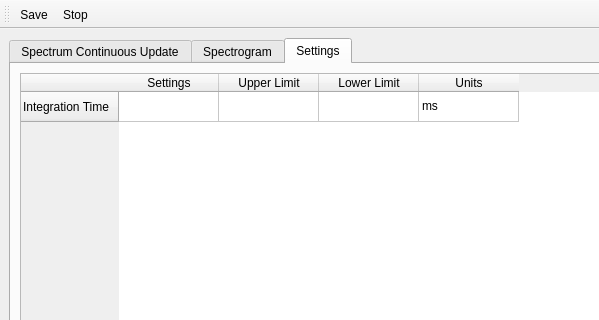
Above: Gui_Window.ui from UCBoulder/frogware before the change; both pictures show x 0 to 599 and y 0 to 320 of the 1025 by 625 pixel window. Below: the same form after it.
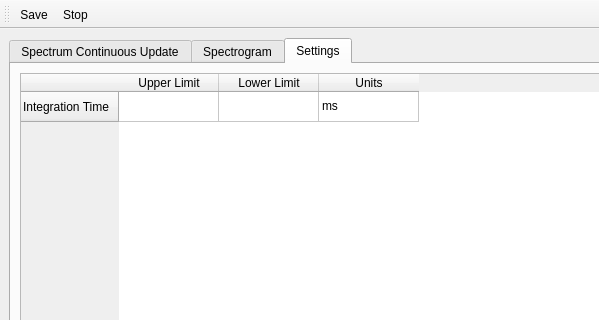
That is the form after the change. The open tabs and pages were chosen to show the change. Icons and pictures are not drawn. Custom widgets are drawn as their Qt base class.

Diff of the .ui file:
```diff
--- a/Gui_Window.ui
+++ b/Gui_Window.ui
@@ -935,11 +935,6 @@
             <string>Integration Time</string>
            </property>
           </row>
-          <column>
-           <property name="text">
-            <string>Settings</string>
-           </property>
-          </column>
           <column>
            <property name="text">
             <string>Upper Limit</string>
@@ -955,12 +950,7 @@
             <string>Units</string>
            </property>
           </column>
-          <item row="0" column="0">
-           <property name="text">
-            <string/>
-           </property>
-          </item>
-          <item row="0" column="3">
+          <item row="0" column="2">
            <property name="text">
             <string>ms</string>
            </property>
```
Left out of the diff: 3 changed lines with no effect on the pictures.
